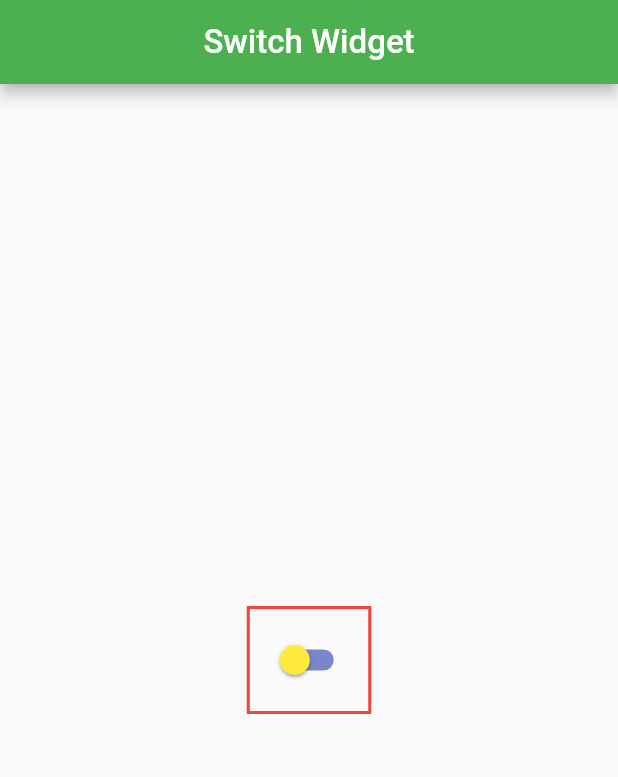
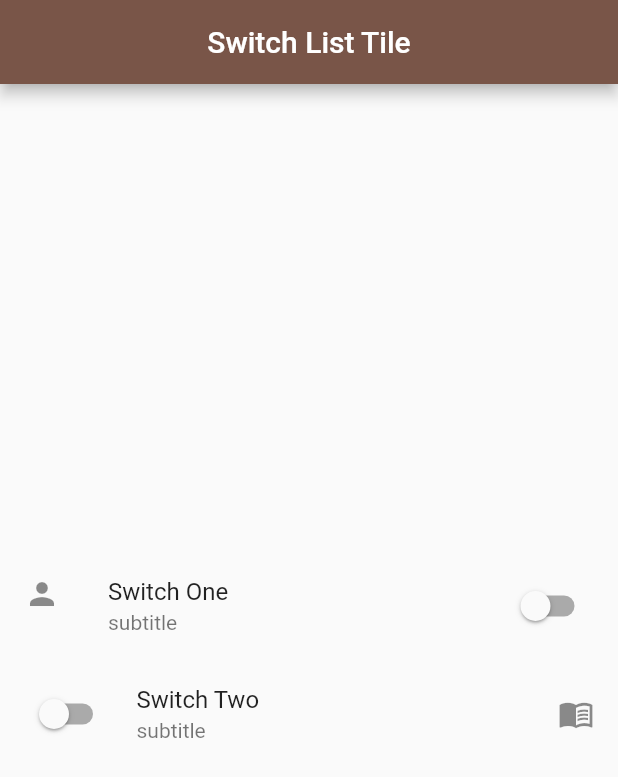
Before and after one commit to bzamanbd/my_flutter_study, a Flutter app: the screen it shows after launch, on a phone screen of 412 x 824 dp. Shown: the top 777 px of the screen. Run offline on Flutter 3.47's test engine with Material 2 defaults, Android fonts, the phone set to English and light mode, and no system bars.

Commit message:
done_final

```diff
--- a/lib/main.dart
+++ b/lib/main.dart
@@ -3,7 +3,7 @@ import 'package:flutter/material.dart';
 import 'pages/home_page.dart';
 void main()=>runApp(const MyApp());
 class MyApp extends StatelessWidget {
-  final String title='Switch Widget';
+  final String title='Switch List Tile';
   const MyApp({Key? key}) : super(key: key);
 
   @override
@@ -12,7 +12,7 @@ class MyApp extends StatelessWidget {
       debugShowCheckedModeBanner: false,
       title: title,
       theme: ThemeData(
-        primarySwatch: Colors.green,
+        primarySwatch: Colors.brown
       ),
       // routes: ,
       // initialRoute: ,
--- a/lib/pages/home_page.dart
+++ b/lib/pages/home_page.dart
@@ -9,42 +9,48 @@ class HomePage extends StatefulWidget {
 
 class _HomePageState extends State<HomePage> {
   bool _swValue=false;
-  void swmethod(value){
-  setState(() {
-    _swValue=value;
-  });
+  void swMethod(value){
+    setState(() {
+      _swValue=value;
+    });
   }
   @override
   Widget build(BuildContext context) {
     return Scaffold(
       appBar: AppBar(
-        title: Text(widget.title,
-        style: const TextStyle(
-          fontSize: 22.0
-        ),
-        ),
+        title: Text(widget.title),
         centerTitle: true,
       ),
       // drawer: ,
       // bottomNavigationBar: ,
-      // bottomSheet: ,
+      // bottomSheet:,
       // floatingActionButton: ,
       body: Center(
-        child: Container(
-          decoration: BoxDecoration(
-            border: Border.all(color: Colors.red,width: 2),
-          ),
-          child: Padding(
-            padding: const EdgeInsets.all(10.0),
-            child: Switch(
+        child: Column(
+          mainAxisAlignment: MainAxisAlignment.center,
+          children: [
+            SwitchListTile(
               value: _swValue,
-              onChanged: swmethod,
-              activeColor: Colors.blue,
-              activeTrackColor: Colors.pink,
-              inactiveTrackColor: Colors.indigo[300],
-              inactiveThumbColor: Colors.yellow,
-              ),
-          ),
+              onChanged: swMethod,
+              title: const Text('Switch One'),
+              subtitle: const Text('subtitle'),
+              secondary: const Icon(Icons.person),
+              selectedTileColor: Colors.red[100],
+              selected: _swValue,
+              controlAffinity: ListTileControlAffinity.trailing,
+            ),
+            SwitchListTile(
+              value: _swValue,
+              onChanged: swMethod,
+              title: const Text('Switch Two'),
+              subtitle: const Text('subtitle'),
+              secondary:  const Icon(Icons.menu_book),
+              selectedTileColor: Colors.red[100],
+              selected: _swValue,
+              controlAffinity: ListTileControlAffinity.leading,
+            ),
+
+          ],
         ),
       ),
     );
```
